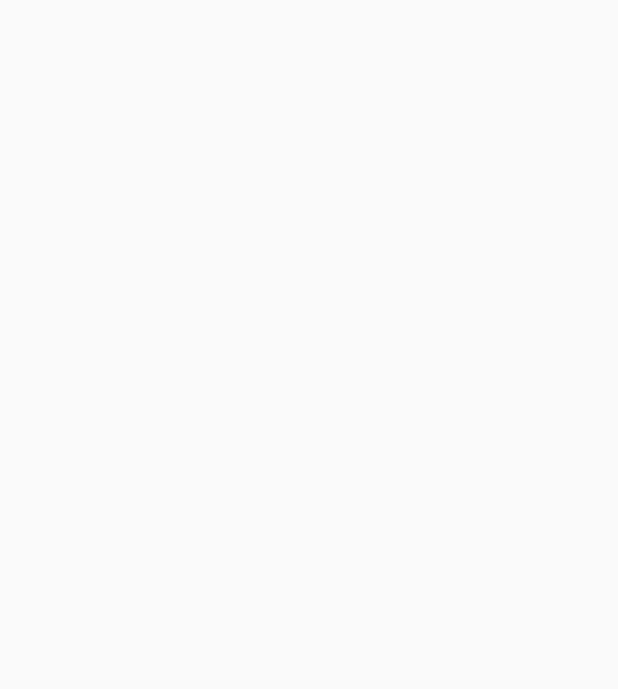
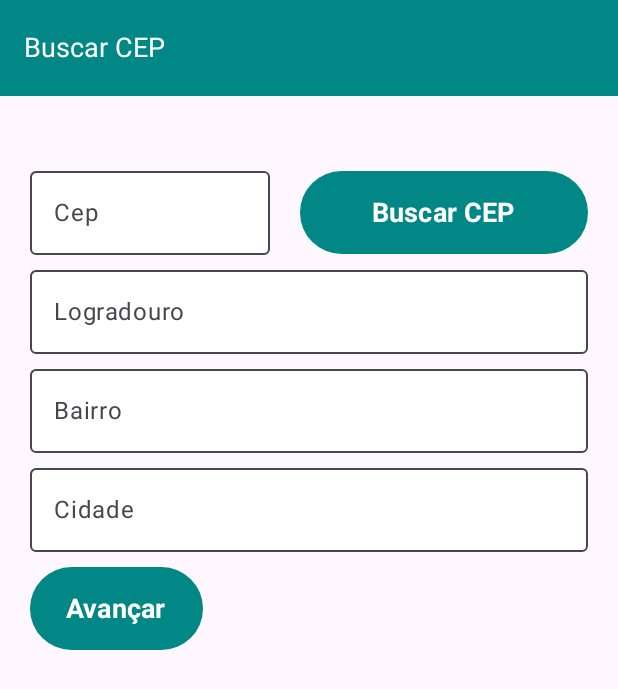
Before and after one commit to Marcel0Sousa/Buscar-CEP, an Android app built with Jetpack Compose: the screen it shows after launch (MainActivity), on a phone screen of 412 x 824 dp. Before the commit the part shown is empty. Shown: the top 689 px of the screen. Run offline under Robolectric (Android 15) with nearby library versions, the phone set to English and light mode, and no system bars.

Commit message:
App of Layout

```diff
--- a/app/build.gradle.kts
+++ b/app/build.gradle.kts
@@ -57,4 +57,6 @@ dependencies {
     debugImplementation(libs.androidx.ui.tooling)
     debugImplementation(libs.androidx.ui.test.manifest)
 
+    val nav_version = "2.7.7"
+    implementation("androidx.navigation:navigation-compose:$nav_version")
 }
--- a/app/src/main/java/com/marcelo/buscarcep/MainActivity.kt
+++ b/app/src/main/java/com/marcelo/buscarcep/MainActivity.kt
@@ -4,23 +4,28 @@ import android.os.Bundle
 import androidx.activity.ComponentActivity
 import androidx.activity.compose.setContent
 import androidx.activity.enableEdgeToEdge
-import androidx.compose.foundation.layout.fillMaxSize
-import androidx.compose.foundation.layout.padding
-import androidx.compose.material3.Scaffold
-import androidx.compose.material3.Text
-import androidx.compose.runtime.Composable
-import androidx.compose.ui.Modifier
-import androidx.compose.ui.tooling.preview.Preview
-import com.marcelo.buscarcep.ui.theme.BuscarCEPTheme
+import androidx.navigation.NavHostController
+import androidx.navigation.compose.NavHost
+import androidx.navigation.compose.composable
+import androidx.navigation.compose.rememberNavController
+import com.marcelo.buscarcep.ui.theme.view.SearchCep
 
 class MainActivity : ComponentActivity() {
     override fun onCreate(savedInstanceState: Bundle?) {
         super.onCreate(savedInstanceState)
         enableEdgeToEdge()
         setContent {
-            BuscarCEPTheme {
 
-            }
+                val navController: NavHostController = rememberNavController()
+
+                NavHost(
+                    navController = navController,
+                    startDestination = "searchCep"
+                ) {
+                    composable("searchCep") {
+                        SearchCep(navController = navController)
+                    }
+                }
         }
     }
 }
--- /dev/null
+++ b/app/src/main/java/com/marcelo/buscarcep/ui/theme/Componentes/ButtonCustom.kt
@@ -0,0 +1,29 @@
+package com.marcelo.buscarcep.ui.theme.Componentes
+
+import androidx.compose.material3.Button
+import androidx.compose.material3.ButtonDefaults
+import androidx.compose.material3.Text
+import androidx.compose.runtime.Composable
+import androidx.compose.ui.Modifier
+import androidx.compose.ui.text.font.FontWeight
+import androidx.compose.ui.unit.sp
+import com.marcelo.buscarcep.ui.theme.Teal700
+import com.marcelo.buscarcep.ui.theme.White
+
+@Composable
+fun ButtonCustom(
+    onClick: () -> Unit,
+    text: String,
+    modifier: Modifier = Modifier,
+
+) {
+    Button(
+        onClick,
+        colors = ButtonDefaults.buttonColors(
+            containerColor = Teal700
+        ),
+        modifier = modifier,
+    ) {
+        Text(text = text, fontSize = 18.sp, color = White, fontWeight = FontWeight.Bold)
+    }
+}
--- /dev/null
+++ b/app/src/main/java/com/marcelo/buscarcep/ui/theme/Componentes/InputTextFieldCustom.kt
@@ -0,0 +1,39 @@
+package com.marcelo.buscarcep.ui.theme.Componentes
+
+import androidx.compose.foundation.text.KeyboardOptions
+import androidx.compose.material3.OutlinedTextField
+import androidx.compose.material3.Text
+import androidx.compose.material3.TextFieldDefaults
+import androidx.compose.runtime.Composable
+import androidx.compose.ui.Modifier
+import androidx.compose.ui.tooling.preview.Preview
+import com.marcelo.buscarcep.ui.theme.Teal700
+import com.marcelo.buscarcep.ui.theme.White
+
+@Composable
+fun InputTextFieldCustom(
+    value: String,
+    onValueChange: (String) -> Unit,
+    placeholder: String,
+    modifier: Modifier = Modifier,
+    keyboardOptions: KeyboardOptions
+
+) {
+    OutlinedTextField(
+        value,
+        onValueChange,
+        placeholder = {
+            Text(placeholder)
+        },
+        colors = TextFieldDefaults.colors(
+            focusedLabelColor = Teal700,
+            cursorColor = Teal700,
+            focusedContainerColor = White,
+            focusedIndicatorColor = Teal700,
+            unfocusedContainerColor = White
+        ),
+        modifier = modifier,
+        keyboardOptions = keyboardOptions
+
+    )
+}
--- /dev/null
+++ b/app/src/main/java/com/marcelo/buscarcep/ui/theme/view/SearchCep.kt
@@ -0,0 +1,159 @@
+package com.marcelo.buscarcep.ui.theme.view
+
+import androidx.compose.foundation.layout.Column
+import androidx.compose.foundation.layout.PaddingValues
+import androidx.compose.foundation.layout.Row
+import androidx.compose.foundation.layout.fillMaxSize
+import androidx.compose.foundation.layout.fillMaxWidth
+import androidx.compose.foundation.layout.height
+import androidx.compose.foundation.layout.padding
+import androidx.compose.foundation.layout.width
+import androidx.compose.foundation.rememberScrollState
+import androidx.compose.foundation.text.KeyboardOptions
+import androidx.compose.foundation.verticalScroll
+import androidx.compose.material3.ExperimentalMaterial3Api
+import androidx.compose.material3.Scaffold
+import androidx.compose.material3.Text
+import androidx.compose.material3.TopAppBar
+import androidx.compose.material3.TopAppBarColors
+import androidx.compose.material3.TopAppBarDefaults
+import androidx.compose.runtime.Composable
+import androidx.compose.runtime.getValue
+import androidx.compose.runtime.mutableStateOf
+import androidx.compose.runtime.remember
+import androidx.compose.runtime.setValue
+import androidx.compose.ui.Modifier
+import androidx.compose.ui.platform.LocalContext
+import androidx.compose.ui.text.input.KeyboardType
+import androidx.compose.ui.tooling.preview.Preview
+import androidx.compose.ui.unit.dp
+import androidx.compose.ui.unit.sp
+import androidx.navigation.NavController
+import androidx.navigation.NavHostController
+import androidx.navigation.compose.rememberNavController
+import com.marcelo.buscarcep.ui.theme.Componentes.ButtonCustom
+import com.marcelo.buscarcep.ui.theme.Componentes.InputTextFieldCustom
+import com.marcelo.buscarcep.ui.theme.Teal700
+import com.marcelo.buscarcep.ui.theme.White
+
+
+@OptIn(ExperimentalMaterial3Api::class)
+@Composable
+fun SearchCep(navController: NavController) {
+
+    var inputCep by remember { mutableStateOf("") }
+    var inputLogradouro by remember { mutableStateOf("") }
+    var inputBairro by remember { mutableStateOf("") }
+    var inputCidade by remember { mutableStateOf("") }
+    var inputEstado by remember { mutableStateOf("") }
+    val context = LocalContext.current
+
+    Scaffold(
+        topBar = {
+            TopAppBar(
+                title = {
+                    Text(text = "Buscar CEP", fontSize = 18.sp)
+                },
+                colors = TopAppBarDefaults.topAppBarColors(
+                    containerColor = Teal700,
+                    titleContentColor = White
+                )
+            )
+        }
+    ) { paddingValues ->
+
+        Column(
+            modifier = Modifier
+                .padding(paddingValues)
+                .fillMaxSize()
+                .verticalScroll(rememberScrollState())
+
+        ) {
+
+            Row(
+                modifier = Modifier.fillMaxWidth()
+            ) {
+
+                InputTextFieldCustom(
+                    value = inputCep,
+                    onValueChange = {
+                        inputCep = it
+                    },
+                    placeholder = "Cep",
+                    keyboardOptions = KeyboardOptions(keyboardType = KeyboardType.Number),
+                    modifier = Modifier
+                        .width(200.dp)
+                        .padding(20.dp, 50.dp, 20.dp, 10.dp)
+                )
+
+                ButtonCustom(
+                    onClick = {
+
+                    },
+                    text = "Buscar CEP",
+                    modifier = Modifier.padding(0.dp, 50.dp, 20.dp, 10.dp).height(55.dp).width(300.dp)
+                )
+            }
+
+            Column (
+                modifier = Modifier.fillMaxWidth()
+            ) {
+                InputTextFieldCustom(
+                    value = inputLogradouro,
+                    onValueChange = {
+                        inputLogradouro = it
+                    },
+                    placeholder = "Logradouro",
+                    modifier = Modifier
+                        .fillMaxWidth()
+                        .padding(20.dp, 0.dp, 20.dp, 10.dp),
+                    keyboardOptions = KeyboardOptions(keyboardType = KeyboardType.Text)
+                )
+
+                InputTextFieldCustom(
+                    value = inputBairro,
+                    onValueChange = {
+                        inputBairro = it
+                    },
+                    placeholder = "Bairro",
+                    modifier = Modifier
+                        .fillMaxWidth()
+                        .padding(20.dp, 0.dp, 20.dp, 10.dp),
+                    keyboardOptions = KeyboardOptions(keyboardType = KeyboardType.Text)
+                )
+
+                InputTextFieldCustom(
+                    value = inputCidade,
+                    onValueChange = {
+                        inputCidade = it
+                    },
+                    placeholder = "Cidade",
+                    modifier = Modifier.fillMaxWidth()
+                        .padding(20.dp, 0.dp, 20.dp, 10.dp),
+                    keyboardOptions = KeyboardOptions(keyboardType = KeyboardType.Text)
+                )
+
+                ButtonCustom(
+                    onClick = {
+
+                    },
+                    text = "Avançar",
+                    modifier = Modifier.padding(start = 20.dp).height(55.dp)
+                )
+
+            }
+
+
+        }
+
+    }
+
+}
+
+@Preview(showSystemUi = true)
+@Composable
+private fun SearchPreview() {
+
+    val navController = rememberNavController()
+    SearchCep(navController = navController)
+}
--- a/app/src/main/res/values/themes.xml
+++ b/app/src/main/res/values/themes.xml
@@ -1,5 +1,7 @@
 <?xml version="1.0" encoding="utf-8"?>
 <resources>
 
-    <style name="Theme.BuscarCEP" parent="android:Theme.Material.Light.NoActionBar" />
+    <style name="Theme.BuscarCEP" parent="android:Theme.Material.Light.NoActionBar">
+        <item name="android:statusBarColor">@color/teal_700</item>
+    </style>
 </resources>
```
